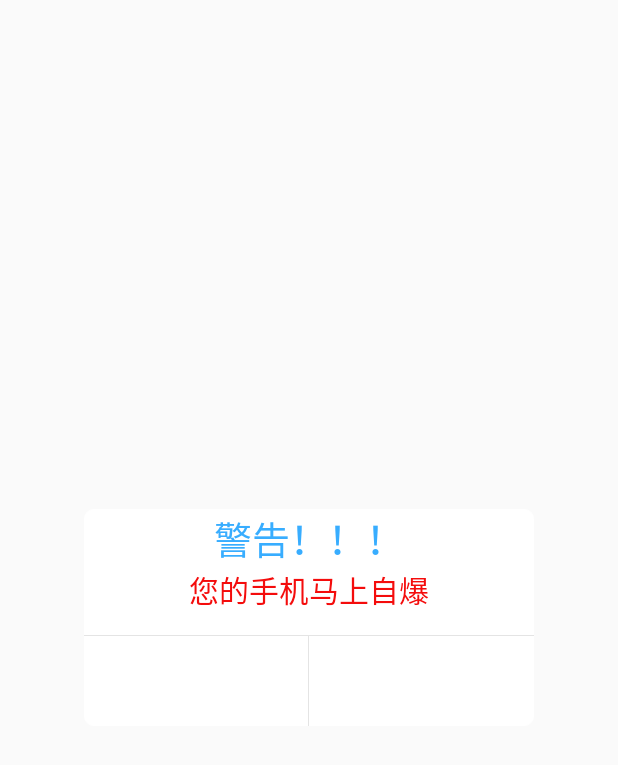
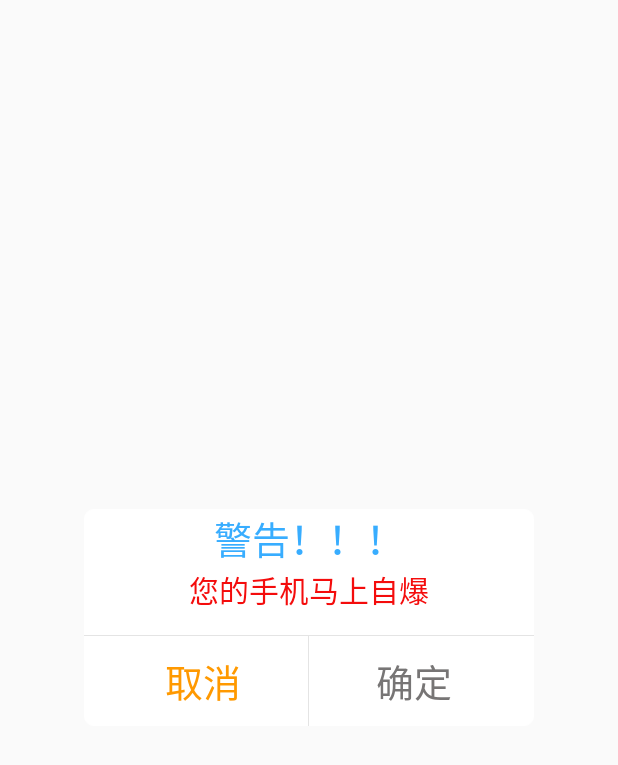
Before and after one commit to HuanYei/NECRemote, an Android app: the layout dialog.xml on its own in the app's theme, with its tools: preview values and no code run, on a phone screen of 412 x 824 dp. Shown: the top 765 px of the screen. Run offline under Robolectric (Android 15) with nearby library versions, the light colour scheme and no system bars.

Commit message:
完善公版移植

```diff
--- a/app/src/main/res/layout/dialog.xml
+++ b/app/src/main/res/layout/dialog.xml
@@ -46,7 +46,7 @@
                 android:gravity="center"
                 android:lines="1"
                 android:text="取消"
-                android:textColor="#FFFFFF"
+                android:textColor="#FF9900"
                 android:textSize="25dp"/>
             <View
                 android:layout_width="1px"
@@ -62,7 +62,7 @@
                 android:gravity="center"
                 android:lines="1"
                 android:text="确定"
-                android:textColor="#FFFFFF"
+                android:textColor="#777575"
                 android:textSize="25dp"/>
         </LinearLayout>
     </LinearLayout>
```
Also changed, not shown: app/src/main/java/com/zwt/necremote/HomeActivity.java (+11 -2 lines), app/src/main/java/com/zwt/necremote/IRallActivity.java (+9 -2 lines).
